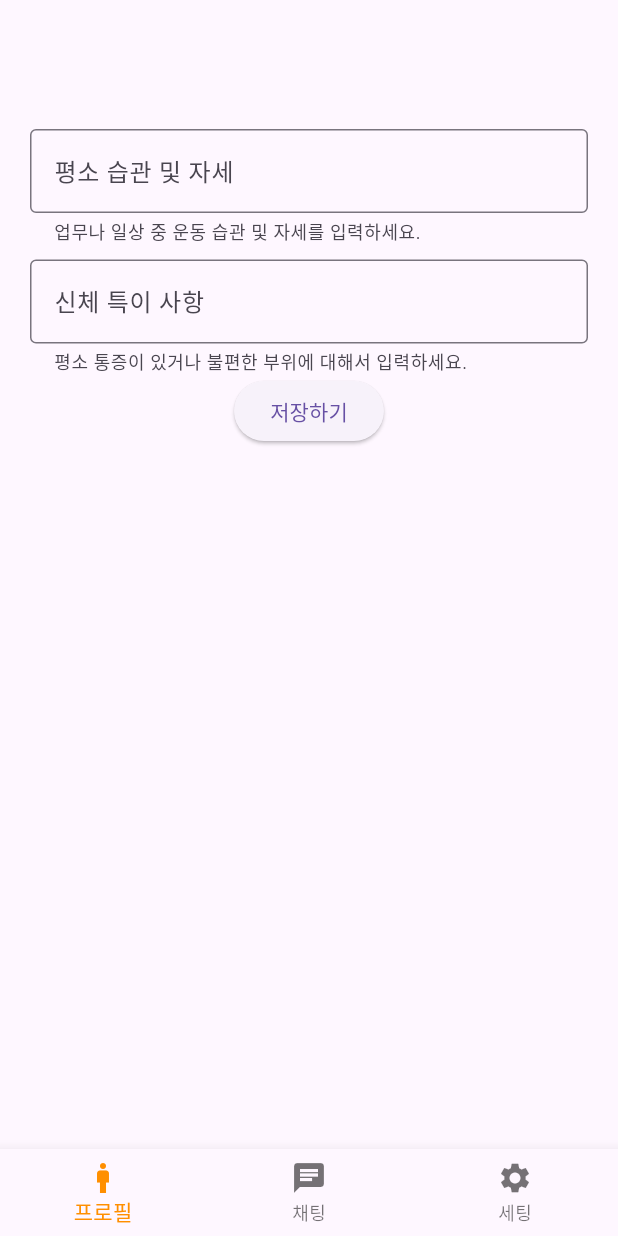
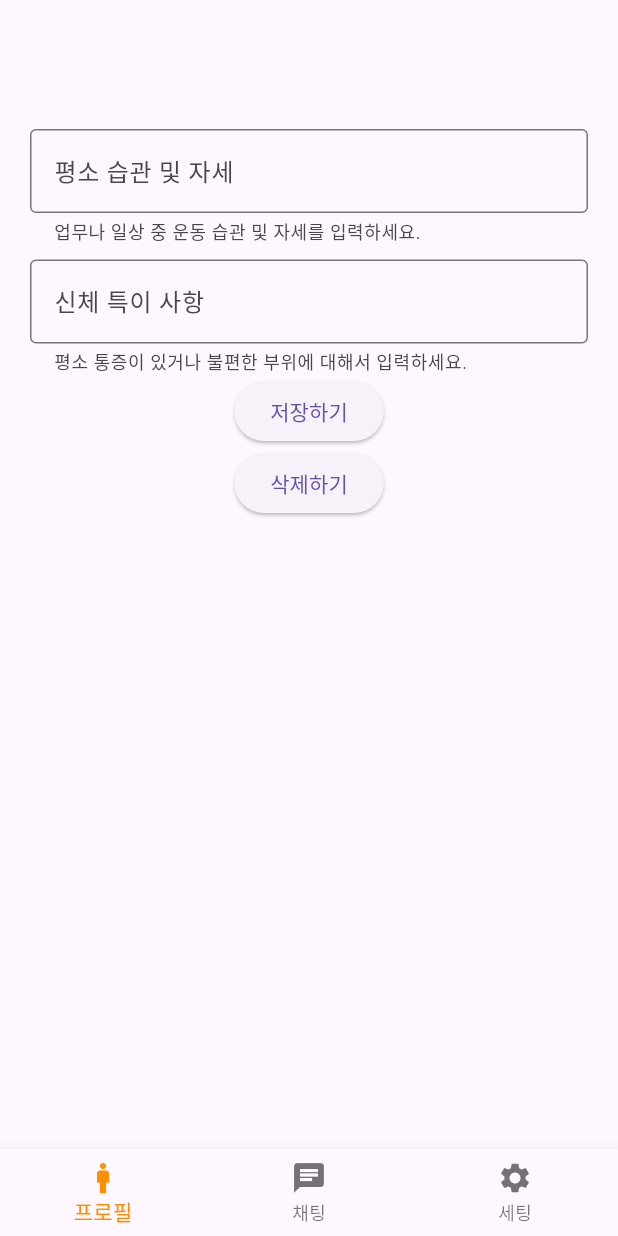
Before and after one commit to jae-yong-2/my_research, a Flutter app: the screen it shows after launch, after a tap on "저장하기", on a phone screen of 412 x 824 dp. Run offline on Flutter 3.47's test engine with Material 3 defaults, Android fonts, the phone set to English and light mode, and no system bars; our stand-ins replace dash_chat_2, firebase_core, firebase_database, firebase_messaging, flutter_local_notifications; missing offline and left inert: chat_gpt_sdk, flutter_foreground_task, workmanager; accounts and stored records are empty; statements that could not run were skipped.

Commit message:
:white_check_mark: 파이어베이스 기능 추가

```diff
--- a/lib/main.dart
+++ b/lib/main.dart
@@ -60,8 +60,11 @@ void main() async{
       // );
     }
   });
+  FirebaseMessaging.onBackgroundMessage(_firebaseMessagingBackgroundHandler);
+  //firebase
+  await Firebase.initializeApp();
+
   await LocalNotification.init();
-  FirebaseMessaging.onBackgroundMessage(_firebaseMessagingBackgroundHandler);
   runApp(MyApp());
 }
 
--- a/lib/profile.dart
+++ b/lib/profile.dart
@@ -1,4 +1,6 @@
+import 'package:firebase_database/firebase_database.dart';
 import 'package:flutter/material.dart';
+import 'package:my_research/saveData.dart';
 
 class Profile extends StatelessWidget {
   const Profile({super.key});
@@ -31,8 +33,20 @@ class Profile extends StatelessWidget {
             ElevatedButton(
               onPressed: () {
                 // 데이터 처리 로직
+                SaveData().saveData();
               },
               child: Text('저장하기'),
+              style: ElevatedButton.styleFrom(
+                // primary: Colors.blue, // 버튼 색상
+                // onPrimary: Colors.white, // 텍스트 색상
+              ),
+            ),
+            ElevatedButton(
+              onPressed: () {
+                // 데이터 처리 로직
+                SaveData().deleteData();
+              },
+              child: Text('삭제하기'),
               style: ElevatedButton.styleFrom(
                 // primary: Colors.blue, // 버튼 색상
                 // onPrimary: Colors.white, // 텍스트 색상
--- /dev/null
+++ b/lib/saveData.dart
@@ -0,0 +1,18 @@
+import 'package:firebase_database/firebase_database.dart';
+
+class SaveData{
+  // Firebase Realtime Database의 참조를 생성합니다.
+  final databaseRef = FirebaseDatabase.instance.ref();
+
+  // 데이터베이스에 값을 저장하는 함수입니다.
+  Future<void> saveData() async {
+    await databaseRef.set({"key": 1});
+  }
+
+  // 데이터베이스에서 값을 삭제하는 함수입니다.
+  Future<void> deleteData() async {
+    await databaseRef.child("key").remove();
+    // 또는 setValue(null)을 사용하여 삭제할 수도 있습니다.
+    // await databaseRef.child("key").setValue(null);
+  }
+}
--- a/pubspec.yaml
+++ b/pubspec.yaml
@@ -51,6 +51,7 @@ dependencies:
   # Use with the CupertinoIcons class for iOS style icons.
   cupertino_icons: ^1.0.2
   logger: ^2.0.2
+  firebase_database: ^10.4.6
 dev_dependencies:
   flutter_test:
     sdk: flutter
```
Also changed, not shown: lib/firebase_options.dart, 5 other files.
